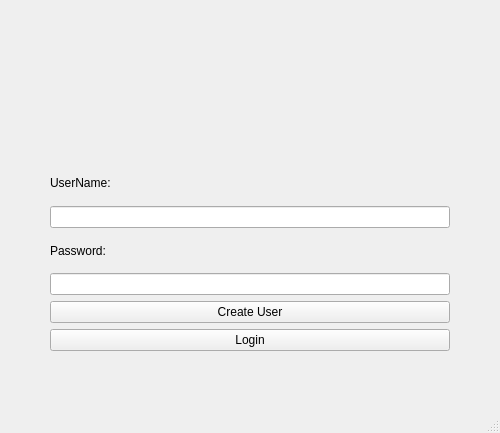
Qt form CoolCats/loginscreen.ui (25wes25/include-dad-) before a commit.
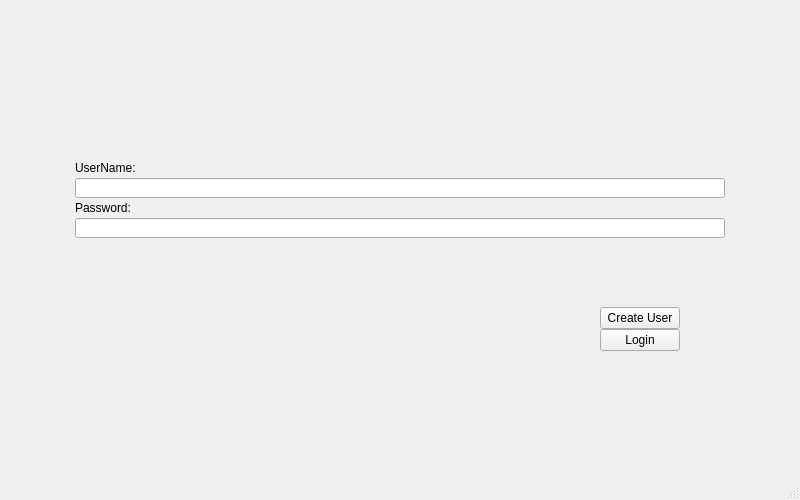
The same form after that commit. Icons and pictures are not drawn.

```diff
--- a/CoolCats/loginscreen.ui
+++ b/CoolCats/loginscreen.ui
@@ -9,41 +9,56 @@
    <rect>
     <x>0</x>
     <y>0</y>
-    <width>500</width>
-    <height>433</height>
+    <width>800</width>
+    <height>500</height>
    </rect>
   </property>
   <property name="minimumSize">
    <size>
-    <width>500</width>
-    <height>433</height>
+    <width>800</width>
+    <height>500</height>
    </size>
   </property>
   <property name="maximumSize">
    <size>
-    <width>500</width>
-    <height>433</height>
+    <width>3840</width>
+    <height>2160</height>
    </size>
   </property>
   <property name="windowTitle">
    <string>MainWindow</string>
   </property>
   <widget class="QWidget" name="centralwidget">
-   <layout class="QGridLayout" name="gridLayout">
+   <property name="minimumSize">
+    <size>
+     <width>800</width>
+     <height>450</height>
+    </size>
+   </property>
+   <property name="maximumSize">
+    <size>
+     <width>3840</width>
+     <height>1800</height>
+    </size>
+   </property>
+   <layout class="QVBoxLayout" name="verticalLayout_2" stretch="0,0,0">
+    <property name="spacing">
+     <number>0</number>
+    </property>
     <property name="leftMargin">
      <number>50</number>
     </property>
     <property name="topMargin">
-     <number>60</number>
+     <number>15</number>
     </property>
     <property name="rightMargin">
      <number>50</number>
     </property>
     <property name="bottomMargin">
-     <number>60</number>
+     <number>15</number>
     </property>
-    <item row="0" column="0">
-     <widget class="QLabel" name="label_3">
+    <item>
+     <widget class="QLabel" name="Logo">
       <property name="minimumSize">
        <size>
         <width>400</width>
@@ -65,41 +80,171 @@
       <property name="scaledContents">
        <bool>true</bool>
       </property>
-     </widget>
-    </item>
-    <item row="1" column="0">
-     <widget class="QLabel" name="label">
-      <property name="text">
-       <string>UserName:</string>
+      <property name="alignment">
+       <set>Qt::AlignCenter</set>
       </property>
      </widget>
     </item>
-    <item row="3" column="0">
-     <widget class="QLabel" name="label_2">
-      <property name="text">
-       <string>Password:</string>
+    <item>
+     <layout class="QVBoxLayout" name="verticalLayout">
+      <property name="spacing">
+       <number>0</number>
       </property>
-     </widget>
-    </item>
-    <item row="4" column="0">
-     <widget class="QLineEdit" name="passwordEdit"/>
-    </item>
-    <item row="2" column="0">
-     <widget class="QLineEdit" name="userNameEdit"/>
-    </item>
-    <item row="5" column="0">
-     <widget class="QPushButton" name="pushButton">
-      <property name="text">
-       <string>Create User</string>
+      <property name="leftMargin">
+       <number>25</number>
       </property>
-     </widget>
+      <property name="topMargin">
+       <number>25</number>
+      </property>
+      <property name="rightMargin">
+       <number>25</number>
+      </property>
+      <property name="bottomMargin">
+       <number>50</number>
+      </property>
+      <item>
+       <widget class="QLabel" name="name_Label">
+        <property name="sizePolicy">
+         <sizepolicy hsizetype="Fixed" vsizetype="Fixed">
+          <horstretch>0</horstretch>
+          <verstretch>0</verstretch>
+         </sizepolicy>
+        </property>
+        <property name="minimumSize">
+         <size>
+          <width>100</width>
+          <height>20</height>
+         </size>
+        </property>
+        <property name="maximumSize">
+         <size>
+          <width>100</width>
+          <height>20</height>
+         </size>
+        </property>
+        <property name="text">
+         <string>UserName:</string>
+        </property>
+       </widget>
+      </item>
+      <item>
+       <widget class="QLineEdit" name="userNameEdit">
+        <property name="sizePolicy">
+         <sizepolicy hsizetype="Fixed" vsizetype="Fixed">
+          <horstretch>0</horstretch>
+          <verstretch>0</verstretch>
+         </sizepolicy>
+        </property>
+        <property name="minimumSize">
+         <size>
+          <width>500</width>
+          <height>20</height>
+         </size>
+        </property>
+        <property name="maximumSize">
+         <size>
+          <width>1000</width>
+          <height>20</height>
+         </size>
+        </property>
+       </widget>
+      </item>
+      <item>
+       <widget class="QLabel" name="pass_Label">
+        <property name="sizePolicy">
+         <sizepolicy hsizetype="Fixed" vsizetype="Fixed">
+          <horstretch>0</horstretch>
+          <verstretch>0</verstretch>
+         </sizepolicy>
+        </property>
+        <property name="minimumSize">
+         <size>
+          <width>100</width>
+          <height>20</height>
+         </size>
+        </property>
+        <property name="maximumSize">
+         <size>
+          <width>100</width>
+          <height>20</height>
+         </size>
+        </property>
+        <property name="text">
+         <string>Password:</string>
+        </property>
+       </widget>
+      </item>
+      <item>
+       <widget class="QLineEdit" name="passwordEdit">
+        <property name="sizePolicy">
+         <sizepolicy hsizetype="Fixed" vsizetype="Fixed">
+          <horstretch>0</horstretch>
+          <verstretch>0</verstretch>
+         </sizepolicy>
+        </property>
+        <property name="minimumSize">
+         <size>
+          <width>500</width>
+          <height>20</height>
+         </size>
+        </property>
+        <property name="maximumSize">
+         <size>
+          <width>1000</width>
+          <height>20</height>
+         </size>
+        </property>
+       </widget>
+      </item>
+     </layout>
     </item>
-    <item row="6" column="0">
-     <widget class="QPushButton" name="loginButton">
-      <property name="text">
-       <string>Login</string>
+    <item>
+     <layout class="QVBoxLayout" name="ButtonLayout" stretch="0,0">
+      <property name="spacing">
+       <number>0</number>
       </property>
-     </widget>
+      <property name="sizeConstraint">
+       <enum>QLayout::SetDefaultConstraint</enum>
+      </property>
+      <property name="leftMargin">
+       <number>550</number>
+      </property>
+      <property name="topMargin">
+       <number>10</number>
+      </property>
+      <property name="rightMargin">
+       <number>50</number>
+      </property>
+      <property name="bottomMargin">
+       <number>100</number>
+      </property>
+      <item>
+       <widget class="QPushButton" name="pushButton">
+        <property name="sizePolicy">
+         <sizepolicy hsizetype="Fixed" vsizetype="Fixed">
+          <horstretch>0</horstretch>
+          <verstretch>0</verstretch>
+         </sizepolicy>
+        </property>
+        <property name="text">
+         <string>Create User</string>
+        </property>
+       </widget>
+      </item>
+      <item>
+       <widget class="QPushButton" name="loginButton">
+        <property name="sizePolicy">
+         <sizepolicy hsizetype="Fixed" vsizetype="Fixed">
+          <horstretch>0</horstretch>
+          <verstretch>0</verstretch>
+         </sizepolicy>
+        </property>
+        <property name="text">
+         <string>Login</string>
+        </property>
+       </widget>
+      </item>
+     </layout>
     </item>
    </layout>
   </widget>
```
Left out of the diff: 4 changed lines with no effect on the pictures.
